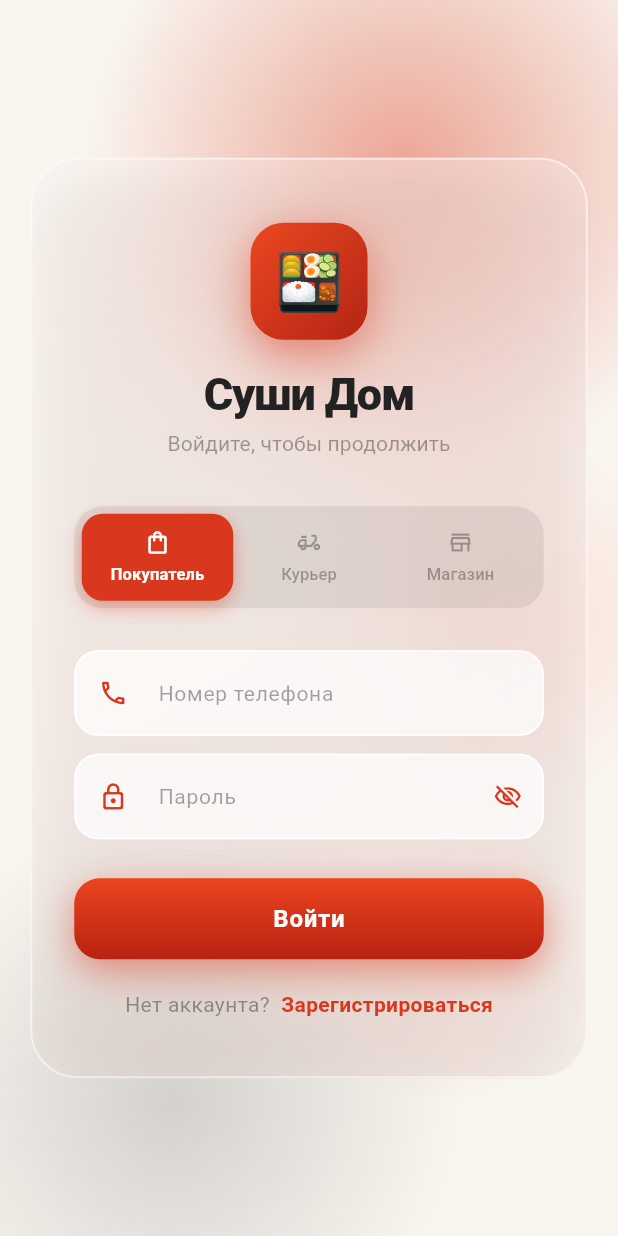
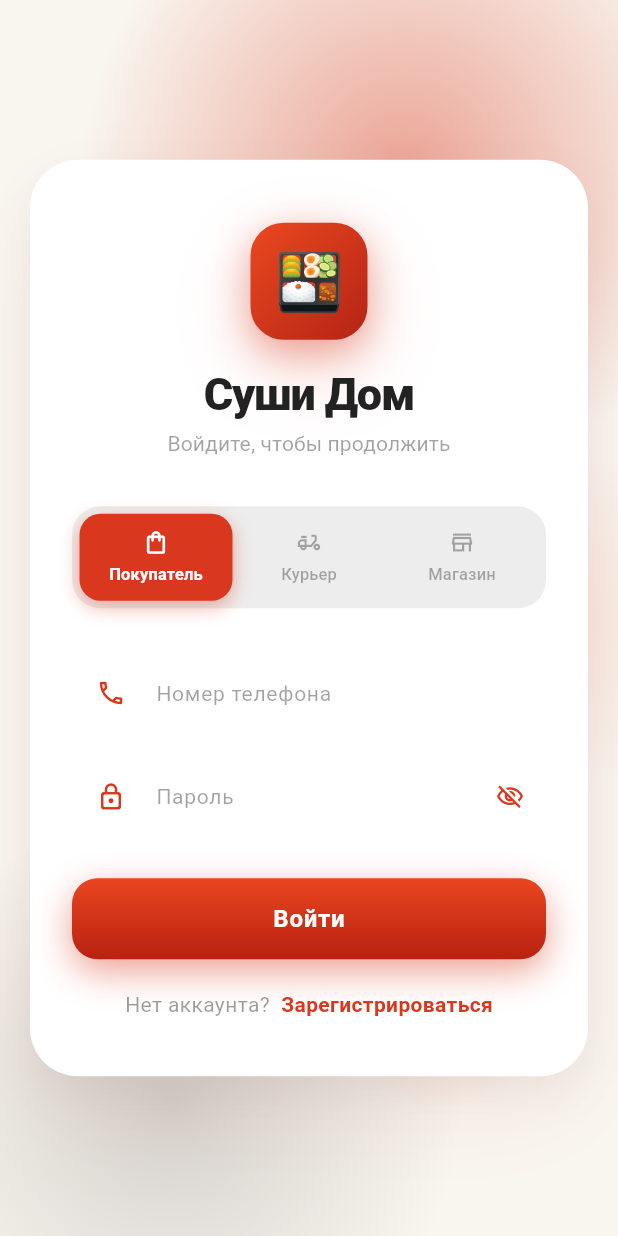
Before and after one commit to FoRogue/sushi-app, a Flutter app: the screen it shows after launch, on a phone screen of 412 x 824 dp. Run offline on Flutter 3.47's test engine with Material 3 defaults, Android fonts, the phone set to English and light mode, and no system bars; our stand-ins replace dio, flutter_riverpod, go_router, shared_preferences.

Commit message:
fix(flutter): handle 401 with auto-logout and JWT expiry check on startup

```diff
--- a/flutter_app/lib/core/api/api_client.dart
+++ b/flutter_app/lib/core/api/api_client.dart
@@ -9,7 +9,7 @@ class ApiClient {
     defaultValue: 'http://10.0.2.2:8080/api/',
   );
 
-  static Dio create() {
+  static Dio create({Future<void> Function()? onUnauthorized}) {
     final dio = Dio(
       BaseOptions(
         baseUrl: _baseUrl,
@@ -18,12 +18,16 @@ class ApiClient {
         headers: {'Content-Type': 'application/json'},
       ),
     );
-    dio.interceptors.add(_AuthInterceptor());
+    dio.interceptors.add(_AuthInterceptor(onUnauthorized));
     return dio;
   }
 }
 
 class _AuthInterceptor extends Interceptor {
+  _AuthInterceptor(this._onUnauthorized);
+
+  final Future<void> Function()? _onUnauthorized;
+
   @override
   Future<void> onRequest(
     RequestOptions options,
@@ -35,4 +39,12 @@ class _AuthInterceptor extends Interceptor {
     }
     handler.next(options);
   }
+
+  @override
+  Future<void> onError(DioException err, ErrorInterceptorHandler handler) async {
+    if (err.response?.statusCode == 401) {
+      await _onUnauthorized?.call();
+    }
+    handler.next(err);
+  }
 }
--- a/flutter_app/lib/features/auth/presentation/login_screen.dart
+++ b/flutter_app/lib/features/auth/presentation/login_screen.dart
@@ -1,4 +1,3 @@
-import 'dart:ui';
 import 'package:dio/dio.dart';
 import 'package:flutter/material.dart';
 import 'package:flutter/services.dart';
@@ -184,25 +183,10 @@ class _LoginScreenState extends ConsumerState<LoginScreen>
   }
 
   Widget _buildCard() {
-    return ClipRRect(
+    return Container(
+      decoration: BoxDecoration(
+        color: Colors.white,
         borderRadius: BorderRadius.circular(32),
-      child: BackdropFilter(
-        filter: ImageFilter.blur(sigmaX: 45, sigmaY: 45),
-        child: Container(
-          decoration: BoxDecoration(
-            gradient: LinearGradient(
-              begin: Alignment.topLeft,
-              end: Alignment.bottomRight,
-              colors: [
-                Colors.white.withOpacity(0.30),
-                Colors.white.withOpacity(0.14),
-              ],
-            ),
-            borderRadius: BorderRadius.circular(32),
-            border: Border.all(
-              color: Colors.white.withOpacity(0.52),
-              width: 1.5,
-            ),
         boxShadow: [
           BoxShadow(
             color: _accent.withOpacity(0.07),
@@ -236,8 +220,6 @@ class _LoginScreenState extends ConsumerState<LoginScreen>
           const SizedBox(height: 20),
           _buildRegisterLink(),
         ],
-          ),
-        ),
       ),
     );
   }
```
Also changed, not shown: flutter_app/lib/core/providers/auth_provider.dart (+21 -0 lines), flutter_app/lib/features/catalog/providers/catalog_provider.dart (+6 -1 lines), flutter_app/lib/features/orders/providers/orders_provider.dart (+10 -4 lines). Lines whose indentation alone changed are shown as unchanged.
